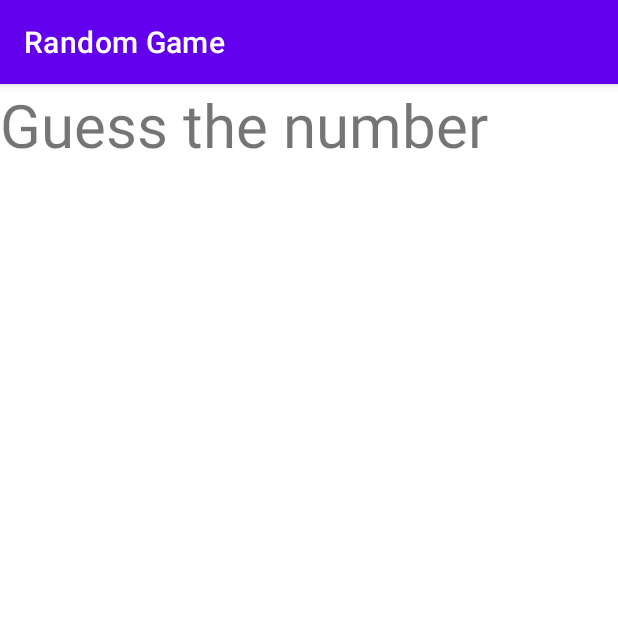
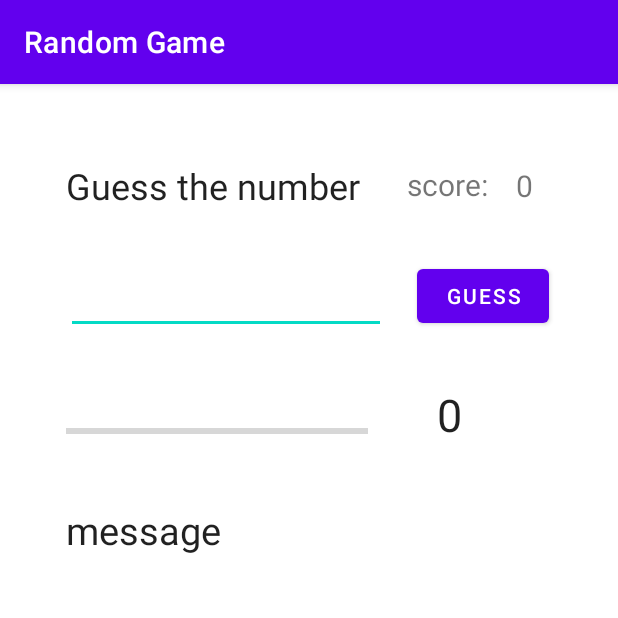
Before and after one commit to antara-walid/RandomMobileGame, an Android app: the screen it shows after launch (MainActivity), on a phone screen of 412 x 824 dp, the top half of it. Run offline under Robolectric (Android 15) with nearby library versions, the phone set to English and light mode, and no system bars.

Commit message:
create basic layout

```diff
--- a/app/src/main/res/layout/activity_main.xml
+++ b/app/src/main/res/layout/activity_main.xml
@@ -4,13 +4,104 @@
     xmlns:tools="http://schemas.android.com/tools"
     android:layout_width="match_parent"
     android:layout_height="match_parent"
-    tools:context=".MainActivity">
+    tools:context=".MainActivity"
+    android:padding="10dp">
 
     <TextView
         android:id="@+id/textViewGuess"
+        android:layout_width="206dp"
+        android:layout_height="wrap_content"
+        android:layout_alignParentStart="true"
+        android:layout_alignParentTop="true"
+        android:layout_marginStart="34dp"
+        android:layout_marginTop="41dp"
+        android:text="Guess the number"
+        android:textAppearance="@style/TextAppearance.AppCompat"
+        android:textSize="24sp" />
+
+    <TextView
+        android:id="@+id/textViewScore"
+        android:layout_width="61dp"
+        android:layout_height="36dp"
+        android:layout_alignParentStart="true"
+        android:layout_alignParentTop="true"
+        android:layout_marginStart="261dp"
+        android:layout_marginTop="43dp"
+        android:text="score: "
+        android:textSize="20sp" />
+
+    <TextView
+        android:id="@+id/textViewScoreNumber"
+        android:layout_width="48dp"
+        android:layout_height="35dp"
+        android:layout_alignParentStart="true"
+        android:layout_alignParentTop="true"
+        android:layout_marginStart="334dp"
+        android:layout_marginTop="44dp"
+        android:text="0"
+        android:textSize="20sp" />
+
+    <EditText
+        android:id="@+id/editTextNumber"
         android:layout_width="wrap_content"
         android:layout_height="wrap_content"
-        android:text="Guess the number"
-        android:textSize="40sp"/>
+        android:layout_alignParentStart="true"
+        android:layout_alignParentTop="true"
+        android:layout_marginStart="34dp"
+        android:layout_marginTop="111dp"
+        android:ems="10"
+        android:inputType="number" />
 
+    <Button
+        android:id="@+id/buttonGuess"
+        android:layout_width="wrap_content"
+        android:layout_height="wrap_content"
+        android:layout_alignParentStart="true"
+        android:layout_alignParentTop="true"
+        android:layout_marginStart="268dp"
+        android:layout_marginTop="107dp"
+        android:text="Guess" />
+
+    <ProgressBar
+        android:id="@+id/progressBarAttempt"
+        style="?android:attr/progressBarStyleHorizontal"
+        android:layout_width="201dp"
+        android:layout_height="68dp"
+        android:layout_alignParentStart="true"
+        android:layout_alignParentTop="true"
+        android:layout_marginStart="34dp"
+        android:layout_marginTop="187dp" />
+
+    <TextView
+        android:id="@+id/textViewAttemptScore"
+        android:layout_width="64dp"
+        android:layout_height="52dp"
+        android:layout_alignParentStart="true"
+        android:layout_alignParentTop="true"
+        android:layout_marginStart="281dp"
+        android:layout_marginTop="190dp"
+        android:text="0"
+        android:textSize="30sp"
+        android:textAppearance="@style/TextAppearance.AppCompat"/>
+
+    <TextView
+        android:id="@+id/textViewMessage"
+        android:layout_width="355dp"
+        android:layout_height="52dp"
+        android:layout_alignParentStart="true"
+        android:layout_alignParentTop="true"
+        android:layout_marginStart="34dp"
+        android:layout_marginTop="270dp"
+        android:text="message"
+        android:textAppearance="@style/TextAppearance.AppCompat"
+        android:textSize="25sp" />
+
+    <ListView
+        android:id="@+id/listViewAttempts"
+        android:layout_width="match_parent"
+        android:layout_height="377dp"
+        android:layout_alignParentStart="true"
+        android:layout_alignParentTop="true"
+        android:layout_marginStart="7dp"
+        android:layout_marginTop="333dp" />
 </RelativeLayout>
```
